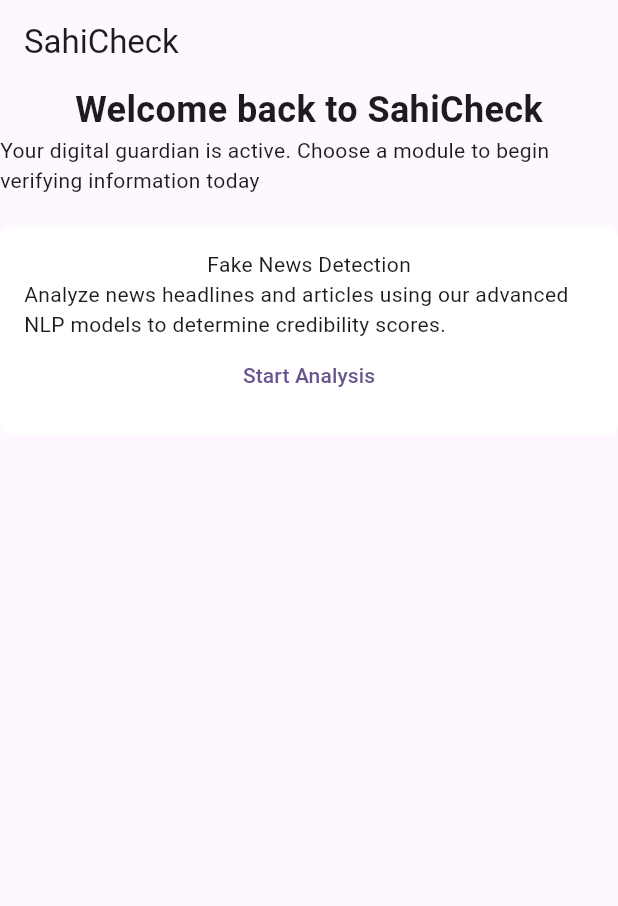
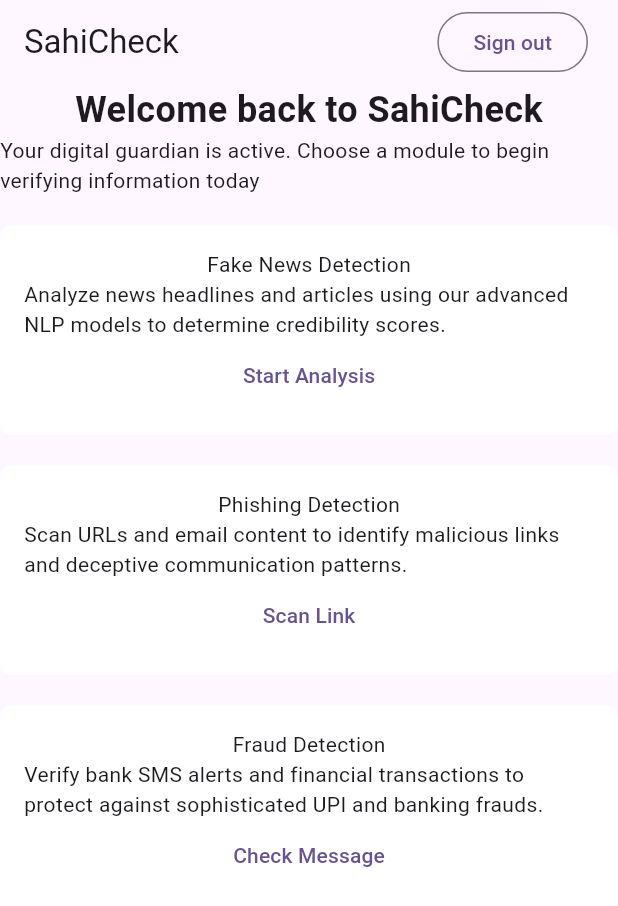
Before and after one commit to Abdul-Hadi-Jalil/SahiCheck, a Flutter app: the screen it shows once a user with an empty profile is signed in, on a phone screen of 412 x 824 dp. Shown: the top 906 px of the screen. Run offline on Flutter 3.47's test engine with Material 3 defaults, Android fonts, the phone set to English and light mode, and no system bars; our stand-ins replace firebase_auth, firebase_core; accounts and stored records are empty.

Commit message:
homescreen is now functional

```diff
--- a/sahicheck_frontend/lib/screens/home_screen.dart
+++ b/sahicheck_frontend/lib/screens/home_screen.dart
@@ -1,4 +1,8 @@
+import 'package:firebase_auth/firebase_auth.dart';
 import 'package:flutter/material.dart';
+import 'package:sahicheck_frontend/screens/fake_news_screen.dart';
+import 'package:sahicheck_frontend/screens/fraud_detection_screen.dart';
+import 'package:sahicheck_frontend/screens/phishing_detection_screen.dart';
 
 class HomeScreen extends StatelessWidget {
   const HomeScreen({super.key});
@@ -6,7 +10,18 @@
   @override
   Widget build(BuildContext context) {
     return Scaffold(
-      appBar: AppBar(title: const Text('SahiCheck')),
+      appBar: AppBar(
+        title: const Text('SahiCheck'),
+        actions: [
+          OutlinedButton(
+            onPressed: () {
+              FirebaseAuth.instance.signOut();
+            },
+            child: Text("Sign out"),
+          ),
+          SizedBox(width: 20),
+        ],
+      ),
       body: Column(
         children: [
           const Text(
@@ -19,6 +34,7 @@
 
           const SizedBox(height: 20),
 
+          // Fake News Detection Module
           Container(
             width: double.infinity,
             padding: const EdgeInsets.all(16),
@@ -35,8 +51,78 @@
                 TextButton(
                   onPressed: () {
                     // Handle button press
+                    Navigator.push(
+                      context,
+                      MaterialPageRoute(
+                        builder: (context) => const FakeNewsScreen(),
+                      ),
+                    );
                   },
                   child: const Text("Start Analysis"),
+                ),
+              ],
+            ),
+          ),
+
+          const SizedBox(height: 20),
+
+          // Phishing Detection Module
+          Container(
+            width: double.infinity,
+            padding: const EdgeInsets.all(16),
+            decoration: BoxDecoration(
+              color: Colors.white,
+              borderRadius: BorderRadius.circular(8),
+            ),
+            child: Column(
+              children: [
+                const Text("Phishing Detection"),
+                const Text(
+                  "Scan URLs and email content to identify malicious links and deceptive communication patterns.",
+                ),
+                TextButton(
+                  onPressed: () {
+                    // Handle button press
+                    Navigator.push(
+                      context,
+                      MaterialPageRoute(
+                        builder: (context) => const PhishingDetectionScreen(),
+                      ),
+                    );
+                  },
+                  child: const Text("Scan Link"),
+                ),
+              ],
+            ),
+          ),
+
+          const SizedBox(height: 20),
+
+          // Fraud Detection Module
+          Container(
+            width: double.infinity,
+            padding: const EdgeInsets.all(16),
+            decoration: BoxDecoration(
+              color: Colors.white,
+              borderRadius: BorderRadius.circular(8),
+            ),
+            child: Column(
+              children: [
+                const Text("Fraud Detection"),
+                const Text(
+                  "Verify bank SMS alerts and financial transactions to protect against sophisticated UPI and banking frauds.",
+                ),
+                TextButton(
+                  onPressed: () {
+                    // Handle button press
+                    Navigator.push(
+                      context,
+                      MaterialPageRoute(
+                        builder: (context) => const FraudDetectionScreen(),
+                      ),
+                    );
+                  },
+                  child: const Text("Check Message"),
                 ),
               ],
             ),
```
Also changed, not shown: sahicheck_frontend/lib/screens/fake_news_screen.dart (added, +15 -0 lines), sahicheck_frontend/lib/screens/fraud_detection_screen.dart (added, +15 -0 lines), sahicheck_frontend/lib/screens/phishing_detection_screen.dart (added, +16 -0 lines).
